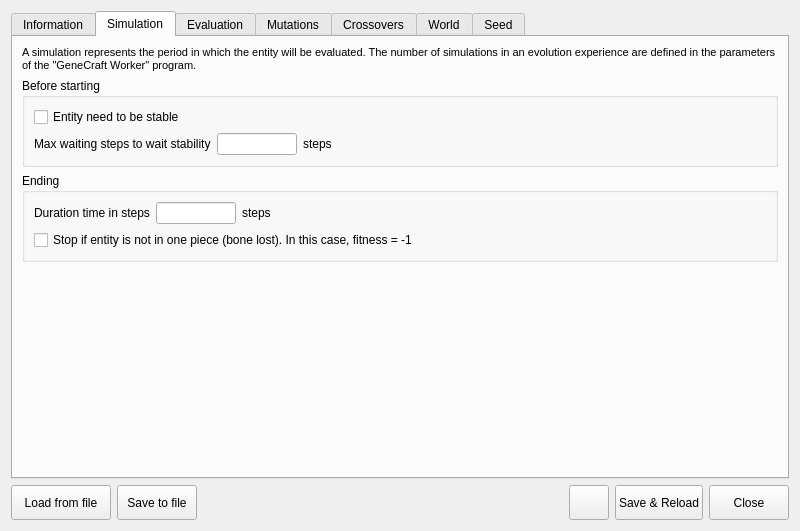
GeneCraft/GeneCraft-Project, file src/genelab/core/ui/widgets/experiments/experimentspropertiescontroller.ui: the form before one commit.
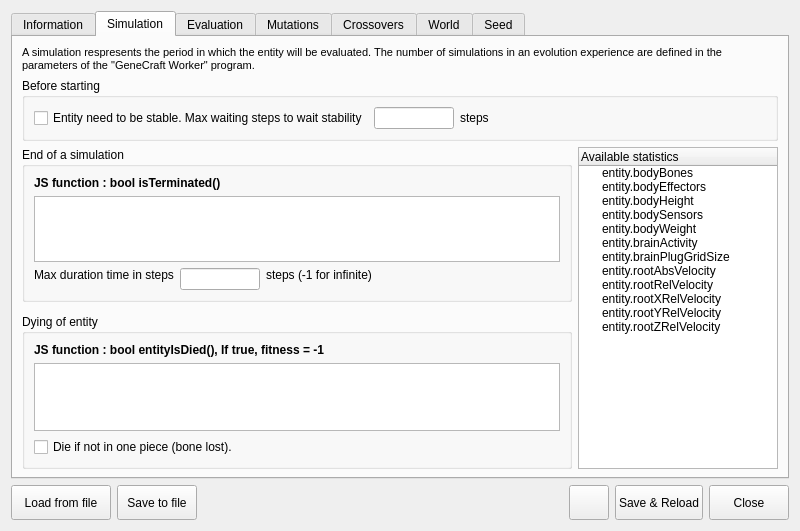
The form after the commit. The open tabs and pages were chosen to show the change. Icons and pictures are not drawn.

Commit message:
+ Simulation Tab exp ctrl
+ Eval Tab in exp ctrl

```diff
--- a/src/genelab/core/ui/widgets/experiments/experimentspropertiescontroller.ui
+++ b/src/genelab/core/ui/widgets/experiments/experimentspropertiescontroller.ui
@@ -142,135 +142,7 @@
        <string>Simulation</string>
       </attribute>
       <layout class="QGridLayout" name="gridLayout_3">
-       <item row="1" column="0">
-        <widget class="QGroupBox" name="groupBox">
-         <property name="title">
-          <string>Before starting</string>
-         </property>
-         <layout class="QGridLayout" name="gridLayout_4">
-          <item row="0" column="0" colspan="3">
-           <widget class="QCheckBox" name="cbOnlyIfEntityIsStable">
-            <property name="text">
-             <string>Entity need to be stable</string>
-            </property>
-            <property name="checked">
-             <bool>false</bool>
-            </property>
-           </widget>
-          </item>
-          <item row="3" column="0">
-           <widget class="QLabel" name="label_5">
-            <property name="text">
-             <string>Max waiting steps to wait stability</string>
-            </property>
-           </widget>
-          </item>
-          <item row="3" column="1">
-           <widget class="QLineEdit" name="leTimeToWaitForStability">
-            <property name="maximumSize">
-             <size>
-              <width>80</width>
-              <height>16777215</height>
-             </size>
-            </property>
-            <property name="text">
-             <string/>
-            </property>
-           </widget>
-          </item>
-          <item row="3" column="2">
-           <widget class="QLabel" name="label_7">
-            <property name="text">
-             <string>steps</string>
-            </property>
-           </widget>
-          </item>
-          <item row="3" column="3">
-           <spacer name="horizontalSpacer_3">
-            <property name="orientation">
-             <enum>Qt::Horizontal</enum>
-            </property>
-            <property name="sizeHint" stdset="0">
-             <size>
-              <width>40</width>
-              <height>20</height>
-             </size>
-            </property>
-           </spacer>
-          </item>
-         </layout>
-        </widget>
-       </item>
-       <item row="2" column="0">
-        <widget class="QGroupBox" name="groupBox_2">
-         <property name="title">
-          <string>Ending</string>
-         </property>
-         <layout class="QGridLayout" name="gridLayout_5">
-          <item row="0" column="0">
-           <widget class="QLabel" name="label_6">
-            <property name="text">
-             <string>Duration time in steps</string>
-            </property>
-           </widget>
-          </item>
-          <item row="1" column="0" colspan="4">
-           <widget class="QCheckBox" name="cbStopIfEntityIsNotInOnePiece">
-            <property name="text">
-             <string>Stop if entity is not in one piece (bone lost). In this case, fitness = -1</string>
-            </property>
-           </widget>
-          </item>
-          <item row="0" column="1">
-           <widget class="QLineEdit" name="leDuration">
-            <property name="maximumSize">
-             <size>
-              <width>80</width>
-              <height>16777215</height>
-             </size>
-            </property>
-            <property name="text">
-             <string/>
-            </property>
-           </widget>
-          </item>
-          <item row="0" column="2">
-           <widget class="QLabel" name="label_8">
-            <property name="text">
-             <string>steps</string>
-            </property>
-           </widget>
-          </item>
-          <item row="0" column="3">
-           <spacer name="horizontalSpacer_4">
-            <property name="orientation">
-             <enum>Qt::Horizontal</enum>
-            </property>
-            <property name="sizeHint" stdset="0">
-             <size>
-              <width>40</width>
-              <height>20</height>
-             </size>
-            </property>
-           </spacer>
-          </item>
-         </layout>
-        </widget>
-       </item>
-       <item row="3" column="0">
-        <spacer name="verticalSpacer_2">
-         <property name="orientation">
-          <enum>Qt::Vertical</enum>
-         </property>
-         <property name="sizeHint" stdset="0">
-          <size>
-           <width>20</width>
-           <height>40</height>
-          </size>
-         </property>
-        </spacer>
-       </item>
-       <item row="0" column="0">
+       <item row="0" column="0" colspan="2">
         <widget class="QLabel" name="label_2">
          <property name="font">
           <font>
@@ -281,7 +153,7 @@
           </font>
          </property>
          <property name="text">
-          <string>A simulation represents the period in which the entity will be evaluated. The number of simulations in an evolution experience are defined in the parameters of the &quot;GeneCraft Worker&quot; program.</string>
+          <string>A simulation respresents the period in which the entity will be evaluated. The number of simulations in an evolution experience are defined in the parameters of the &quot;GeneCraft Worker&quot; program.</string>
          </property>
          <property name="wordWrap">
           <bool>true</bool>
@@ -291,6 +163,242 @@
          </property>
         </widget>
        </item>
+       <item row="1" column="0" colspan="2">
+        <widget class="QGroupBox" name="groupBox_6">
+         <property name="title">
+          <string>Before starting</string>
+         </property>
+         <layout class="QGridLayout" name="gridLayout_16">
+          <item row="1" column="1">
+           <widget class="QLineEdit" name="leTimeToWaitForStability">
+            <property name="maximumSize">
+             <size>
+              <width>80</width>
+              <height>16777215</height>
+             </size>
+            </property>
+            <property name="text">
+             <string/>
+            </property>
+           </widget>
+          </item>
+          <item row="1" column="2">
+           <widget class="QLabel" name="label_27">
+            <property name="text">
+             <string>steps</string>
+            </property>
+           </widget>
+          </item>
+          <item row="1" column="3">
+           <spacer name="horizontalSpacer_7">
+            <property name="orientation">
+             <enum>Qt::Horizontal</enum>
+            </property>
+            <property name="sizeHint" stdset="0">
+             <size>
+              <width>40</width>
+              <height>20</height>
+             </size>
+            </property>
+           </spacer>
+          </item>
+          <item row="1" column="0">
+           <widget class="QCheckBox" name="cbOnlyIfEntityIsStable">
+            <property name="text">
+             <string>Entity need to be stable. Max waiting steps to wait stability</string>
+            </property>
+            <property name="checked">
+             <bool>false</bool>
+            </property>
+           </widget>
+          </item>
+         </layout>
+        </widget>
+       </item>
+       <item row="2" column="0">
+        <widget class="QGroupBox" name="groupBox_7">
+         <property name="title">
+          <string>End of a simulation</string>
+         </property>
+         <layout class="QGridLayout" name="gridLayout_17">
+          <item row="0" column="0" colspan="4">
+           <widget class="QLabel" name="label_28">
+            <property name="font">
+             <font>
+              <weight>75</weight>
+              <bold>true</bold>
+             </font>
+            </property>
+            <property name="text">
+             <string>JS function : bool isTerminated()</string>
+            </property>
+           </widget>
+          </item>
+          <item row="2" column="0">
+           <widget class="QLabel" name="label_7">
+            <property name="text">
+             <string>Max duration time in steps</string>
+            </property>
+           </widget>
+          </item>
+          <item row="2" column="1" rowspan="2">
+           <widget class="QLineEdit" name="leDuration">
+            <property name="maximumSize">
+             <size>
+              <width>80</width>
+              <height>16777215</height>
+             </size>
+            </property>
+            <property name="text">
+             <string/>
+            </property>
+           </widget>
+          </item>
+          <item row="2" column="2">
+           <widget class="QLabel" name="label_29">
+            <property name="text">
+             <string>steps (-1 for infinite)</string>
+            </property>
+           </widget>
+          </item>
+          <item row="2" column="3" rowspan="2">
+           <spacer name="horizontalSpacer_8">
+            <property name="orientation">
+             <enum>Qt::Horizontal</enum>
+            </property>
+            <property name="sizeHint" stdset="0">
+             <size>
+              <width>40</width>
+              <height>20</height>
+             </size>
+            </property>
+           </spacer>
+          </item>
+          <item row="1" column="0" colspan="4">
+           <widget class="QTextEdit" name="teEndFunction">
+            <property name="font">
+             <font>
+              <family>Courier New</family>
+             </font>
+            </property>
+           </widget>
+          </item>
+         </layout>
+        </widget>
+       </item>
+       <item row="4" column="0">
+        <widget class="QGroupBox" name="groupBox_8">
+         <property name="title">
+          <string>Dying of entity</string>
+         </property>
+         <layout class="QGridLayout" name="gridLayout_18">
+          <item row="2" column="0">
+           <widget class="QCheckBox" name="cbStopIfEntityIsNotInOnePiece">
+            <property name="text">
+             <string>Die if not in one piece (bone lost).</string>
+            </property>
+           </widget>
+          </item>
+          <item row="1" column="0">
+           <widget class="QTextEdit" name="teDieFunction">
+            <property name="font">
+             <font>
+              <family>Courier New</family>
+             </font>
+            </property>
+           </widget>
+          </item>
+          <item row="0" column="0">
+           <widget class="QLabel" name="label_5">
+            <property name="font">
+             <font>
+              <weight>75</weight>
+              <bold>true</bold>
+             </font>
+            </property>
+            <property name="text">
+             <string>JS function : bool entityIsDied(), If true, fitness = -1</string>
+            </property>
+           </widget>
+          </item>
+         </layout>
+        </widget>
+       </item>
+       <item row="2" column="1" rowspan="3">
+        <widget class="QTreeWidget" name="twAvailableStatsInSim">
+         <property name="maximumSize">
+          <size>
+           <width>200</width>
+           <height>16777215</height>
+          </size>
+         </property>
+         <column>
+          <property name="text">
+           <string>Available statistics</string>
+          </property>
+         </column>
+         <item>
+          <property name="text">
+           <string>entity.bodyBones</string>
+          </property>
+         </item>
+         <item>
+          <property name="text">
+           <string>entity.bodyEffectors</string>
+          </property>
+         </item>
+         <item>
+          <property name="text">
+           <string>entity.bodyHeight</string>
+          </property>
+         </item>
+         <item>
+          <property name="text">
+           <string>entity.bodySensors</string>
+          </property>
+         </item>
+         <item>
+          <property name="text">
+           <string>entity.bodyWeight</string>
+          </property>
+         </item>
+         <item>
+          <property name="text">
+           <string>entity.brainActivity</string>
+          </property>
+         </item>
+         <item>
+          <property name="text">
+           <string>entity.brainPlugGridSize</string>
+          </property>
+         </item>
+         <item>
+          <property name="text">
+           <string>entity.rootAbsVelocity</string>
+          </property>
+         </item>
+         <item>
+          <property name="text">
+           <string>entity.rootRelVelocity</string>
+          </property>
+         </item>
+         <item>
+          <property name="text">
+           <string>entity.rootXRelVelocity</string>
+          </property>
+         </item>
+         <item>
+          <property name="text">
+           <string>entity.rootYRelVelocity</string>
+          </property>
+         </item>
+         <item>
+          <property name="text">
+           <string>entity.rootZRelVelocity</string>
+          </property>
+         </item>
+        </widget>
+       </item>
       </layout>
      </widget>
      <widget class="QWidget" name="tab_2">
@@ -301,6 +409,164 @@
       <attribute name="title">
        <string>Evaluation</string>
       </attribute>
+      <layout class="QGridLayout" name="gridLayout_15">
+       <item row="0" column="0">
+        <widget class="QGroupBox" name="groupBox">
+         <property name="sizePolicy">
+          <sizepolicy hsizetype="Expanding" vsizetype="Preferred">
+           <horstretch>0</horstretch>
+           <verstretch>0</verstretch>
+          </sizepolicy>
+         </property>
+         <property name="font">
+          <font>
+           <weight>50</weight>
+           <bold>false</bold>
+          </font>
+         </property>
+         <property name="title">
+          <string>Before starting</string>
+         </property>
+         <layout class="QGridLayout" name="gridLayout_4">
+          <item row="2" column="0" colspan="4">
+           <widget class="QTextEdit" name="teValidateFunction">
+            <property name="font">
+             <font>
+              <family>Courier New</family>
+              <italic>false</italic>
+             </font>
+            </property>
+           </widget>
+          </item>
+          <item row="0" column="0" colspan="4">
+           <widget class="QLabel" name="label_25">
+            <property name="font">
+             <font>
+              <weight>75</weight>
+              <bold>true</bold>
+             </font>
+            </property>
+            <property name="text">
+             <string>JS function : bool entityIsValid()</string>
+            </property>
+           </widget>
+          </item>
+         </layout>
+        </widget>
+       </item>
+       <item row="0" column="1" rowspan="2">
+        <widget class="QTreeWidget" name="twAvailableStatsInEval">
+         <property name="maximumSize">
+          <size>
+           <width>200</width>
+           <height>16777215</height>
+          </size>
+         </property>
+         <column>
+          <property name="text">
+           <string>Available statistics</string>
+          </property>
+         </column>
+         <item>
+          <property name="text">
+           <string>entity.bodyBones</string>
+          </property>
+         </item>
+         <item>
+          <property name="text">
+           <string>entity.bodyEffectors</string>
+          </property>
+         </item>
+         <item>
+          <property name="text">
+           <string>entity.bodyHeight</string>
+          </property>
+         </item>
+         <item>
+          <property name="text">
+           <string>entity.bodySensors</string>
+          </property>
+         </item>
+         <item>
+          <property name="text">
+           <string>entity.bodyWeight</string>
+          </property>
+         </item>
+         <item>
+          <property name="text">
+           <string>entity.brainActivity</string>
+          </property>
+         </item>
+         <item>
+          <property name="text">
+           <string>entity.brainPlugGridSize</string>
+          </property>
+         </item>
+         <item>
+          <property name="text">
+           <string>entity.rootAbsVelocity</string>
+          </property>
+         </item>
+         <item>
+          <property name="text">
+           <string>entity.rootRelVelocity</string>
+          </property>
+         </item>
+         <item>
+          <property name="text">
+           <string>entity.rootXRelVelocity</string>
+          </property>
+         </item>
+         <item>
+          <property name="text">
+           <string>entity.rootYRelVelocity</string>
+          </property>
+         </item>
+         <item>
+          <property name="text">
+           <string>entity.rootZRelVelocity</string>
+          </property>
+         </item>
+        </widget>
+       </item>
+       <item row="1" column="0">
+        <widget class="QGroupBox" name="groupBox_2">
+         <property name="sizePolicy">
+          <sizepolicy hsizetype="Expanding" vsizetype="Preferred">
+           <horstretch>0</horstretch>
+           <verstretch>0</verstretch>
+          </sizepolicy>
+         </property>
+         <property name="title">
+          <string>Fitness</string>
+         </property>
+         <layout class="QGridLayout" name="gridLayout_5">
+          <item row="1" column="0" colspan="2">
+           <widget class="QLabel" name="label_24">
+            <property name="font">
+             <font>
+              <weight>75</weight>
+              <bold>true</bold>
+             </font>
+            </property>
+            <property name="text">
+             <string>JS function : float getEntityFitness()</string>
+            </property>
+           </widget>
+          </item>
+          <item row="2" column="0" colspan="2">
+           <widget class="QTextEdit" name="teFitnessFunction">
+            <property name="font">
+             <font>
+              <family>Courier New</family>
+             </font>
+            </property>
+           </widget>
+          </item>
+         </layout>
+        </widget>
+       </item>
+      </layout>
      </widget>
      <widget class="QWidget" name="tab_3">
       <attribute name="icon">
```
Left out of the diff: 225 changed lines with no effect on the pictures. The commit also changes 18 other files.
